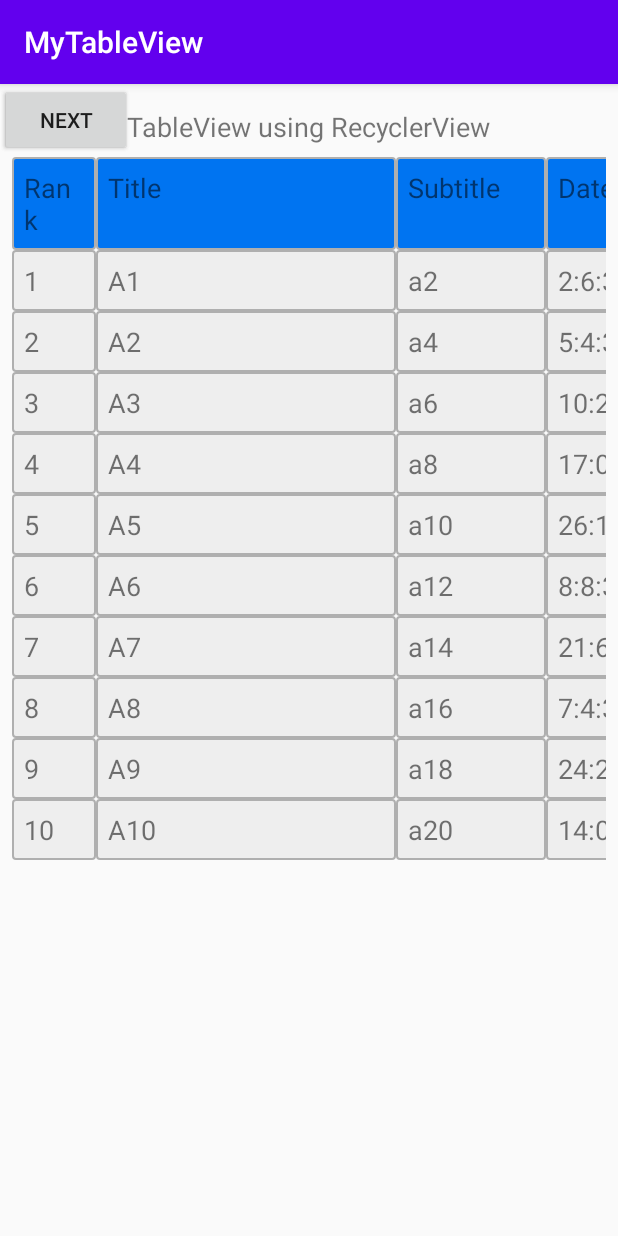
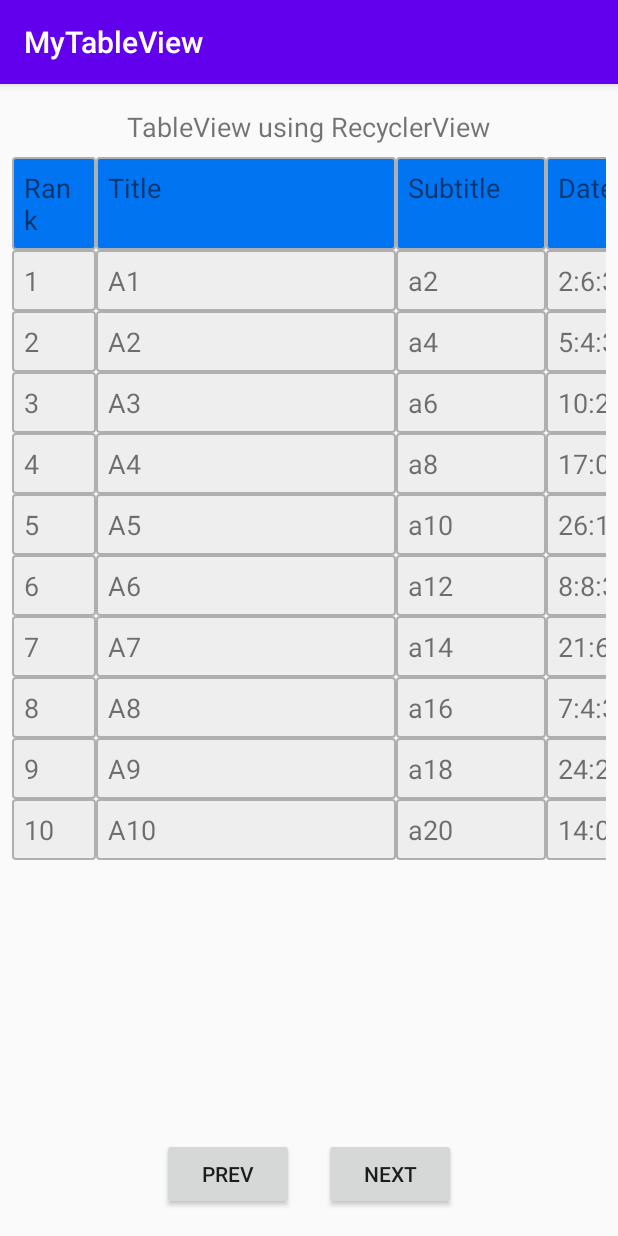
Before and after one commit to dolamanee6122/Table-View-App, an Android app: the screen it shows after launch (MainActivity), on a phone screen of 412 x 824 dp. Run offline under Robolectric (Android 15) with nearby library versions, the phone set to English and light mode, and no system bars.

Commit message:
Fixed Position of Previous and Next Button

```diff
--- a/app/src/main/res/layout/activity_main.xml
+++ b/app/src/main/res/layout/activity_main.xml
@@ -18,34 +18,24 @@
         app:layout_constraintTop_toTopOf="parent" />
 
 
-    <Button
-        android:id="@+id/prevBtn"
-        android:layout_width="wrap_content"
-        android:layout_height="wrap_content"
-        android:text = "Prev"
-        tools:ignore="MissingConstraints" />
 
-    <Button
-        android:id="@+id/nextBtn"
-        android:layout_width="wrap_content"
-        android:layout_height="wrap_content"
-        android:layout_marginLeft="400dp"
-        android:text = "Next"
-        tools:ignore="MissingConstraints" />
 
     <!-- Table View-->
+
+
     <HorizontalScrollView
+        android:id="@+id/myTableView"
         android:layout_width="match_parent"
         android:layout_height="0dp"
-        android:layout_marginEnd="8dp"
-        android:layout_marginLeft="8dp"
-        android:layout_marginRight="8dp"
         android:layout_marginStart="8dp"
         android:layout_marginTop="8dp"
+        android:layout_marginEnd="8dp"
         app:layout_constraintBottom_toBottomOf="parent"
         app:layout_constraintEnd_toEndOf="parent"
+        app:layout_constraintHorizontal_bias="0.0"
         app:layout_constraintStart_toStartOf="parent"
-        app:layout_constraintTop_toBottomOf="@+id/textViewTitle">
+        app:layout_constraintTop_toBottomOf="@+id/textViewTitle"
+        app:layout_constraintVertical_bias="1.0">
 
 
         <androidx.recyclerview.widget.RecyclerView
@@ -53,19 +43,32 @@
             android:layout_width="match_parent"
             android:layout_height="wrap_content"
             android:nestedScrollingEnabled="false"
-            tools:listitem="@layout/content_item_list"
-            />
-
-
+            tools:listitem="@layout/content_item_list" />
 
 
     </HorizontalScrollView>
 
+    <Button
+        android:id="@+id/prevBtn"
+        android:layout_width="wrap_content"
+        android:layout_height="wrap_content"
+        android:text="Prev"
+        app:layout_constraintBottom_toBottomOf="parent"
+        app:layout_constraintLeft_toLeftOf="parent"
+        app:layout_constraintRight_toRightOf="@id/nextBtn"
+        app:layout_constraintTop_toTopOf="@id/myTableView"
+        app:layout_constraintVertical_bias="0.974"/>
 
-
-
-
-
+    <Button
+        android:id="@+id/nextBtn"
+        android:layout_width="wrap_content"
+        android:layout_height="wrap_content"
+        android:text="Next"
+        app:layout_constraintBottom_toBottomOf="parent"
+        app:layout_constraintLeft_toLeftOf="@id/prevBtn"
+        app:layout_constraintRight_toRightOf="parent"
+        app:layout_constraintTop_toTopOf="@id/myTableView"
+        app:layout_constraintVertical_bias="0.974" />
 
 
 </androidx.constraintlayout.widget.ConstraintLayout>
```
